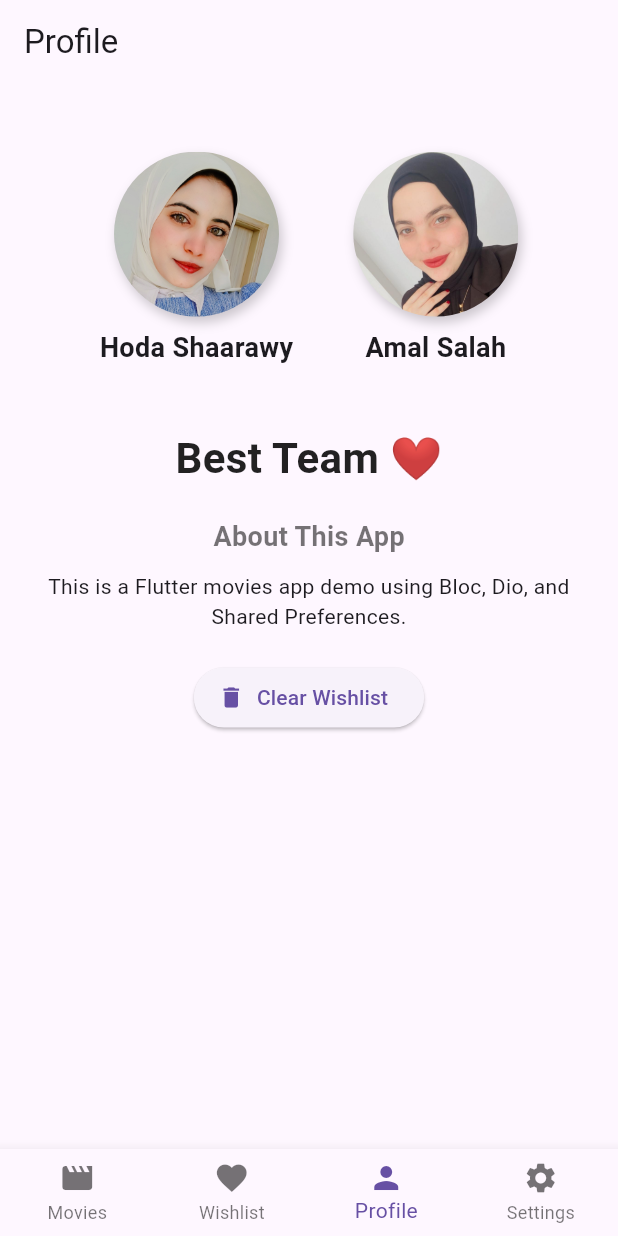
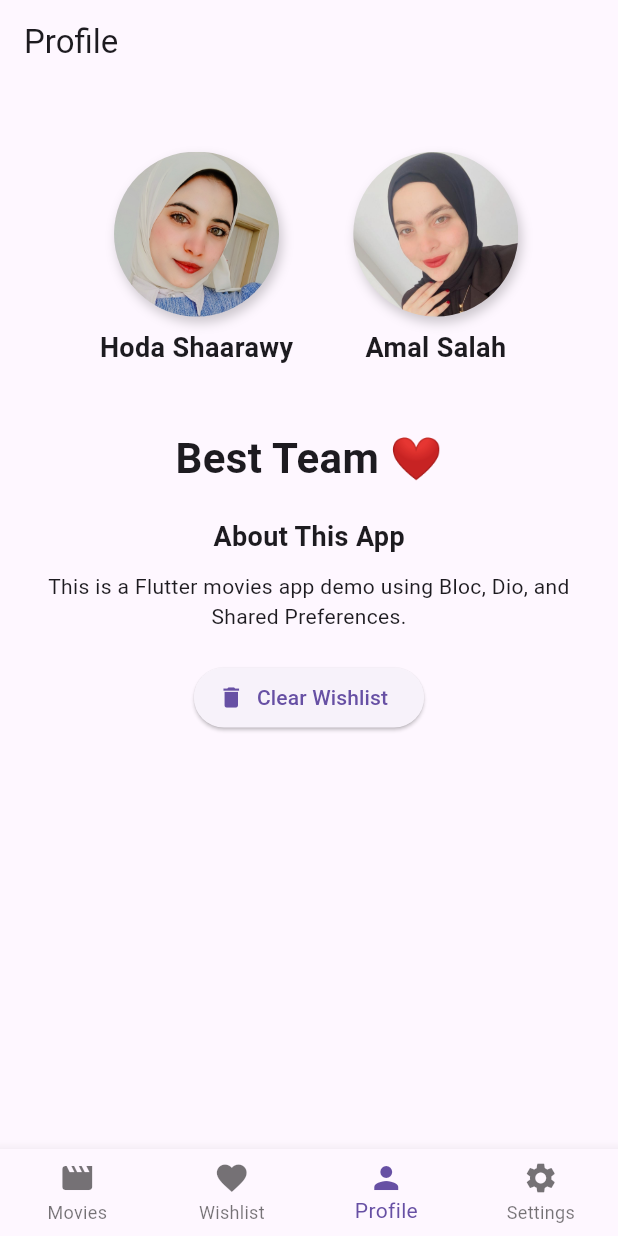
Before and after one commit to hodaZero/Flutter_Movie_App, a Flutter app: the screen it shows after launch, item 3 of the bottom bar chosen, on a phone screen of 412 x 824 dp. Run offline on Flutter 3.47's test engine with Material 3 defaults, Android fonts, the phone set to English and light mode, and no system bars; our stand-ins replace dio, equatable, flutter_bloc, shared_preferences; network calls fail.

Commit message:
Fix: update text color in ProfilePage for dark mode

```diff
--- a/lib/ui/screens/profile_page.dart
+++ b/lib/ui/screens/profile_page.dart
@@ -7,6 +7,8 @@ class ProfilePage extends StatelessWidget {
 
   @override
   Widget build(BuildContext context) {
+    final textColor = Theme.of(context).colorScheme.onBackground;
+
     return Scaffold(
       appBar: AppBar(title: const Text("Profile")),
       body: Padding(
@@ -41,16 +43,16 @@ class ProfilePage extends StatelessWidget {
                       ),
                     ),
                     const SizedBox(height: 8),
-                    const Text(
+                    Text(
                       "Hoda Shaarawy",
                       style: TextStyle(
                         fontSize: 18,
                         fontWeight: FontWeight.bold,
+                        color: textColor,
                       ),
                     ),
                   ],
                 ),
-
                 const SizedBox(width: 40),
                 Column(
                   children: [
@@ -76,11 +78,12 @@ class ProfilePage extends StatelessWidget {
                       ),
                     ),
                     const SizedBox(height: 8),
-                    const Text(
+                    Text(
                       "Amal Salah",
                       style: TextStyle(
                         fontSize: 18,
                         fontWeight: FontWeight.bold,
+                        color: textColor,
                       ),
                     ),
                   ],
@@ -88,32 +91,30 @@ class ProfilePage extends StatelessWidget {
               ],
             ),
             const SizedBox(height: 40),
-
-            const Text(
+            Text(
               "Best Team ❤️",
               style: TextStyle(
                 fontSize: 28,
                 fontWeight: FontWeight.bold,
-                color: Colors.black87,
+                color: textColor,
               ),
             ),
             const SizedBox(height: 20),
-
-            const Text(
+            Text(
               "About This App",
               style: TextStyle(
                 fontSize: 18,
                 fontWeight: FontWeight.bold,
-                color: Colors.black54,
+                color: textColor,
               ),
             ),
             const SizedBox(height: 10),
-            const Text(
+            Text(
               "This is a Flutter movies app demo using Bloc, Dio, and Shared Preferences.",
               textAlign: TextAlign.center,
+              style: TextStyle(color: textColor),
             ),
             const SizedBox(height: 20),
-
             ElevatedButton.icon(
               icon: const Icon(Icons.delete),
               label: const Text("Clear Wishlist"),
```
